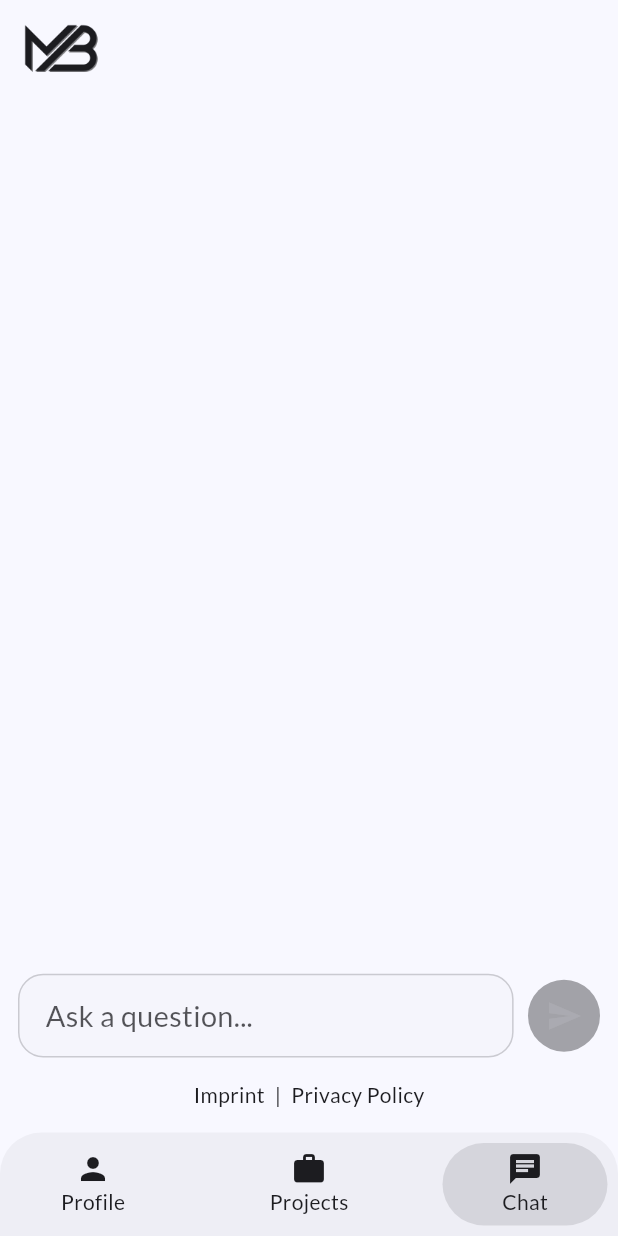
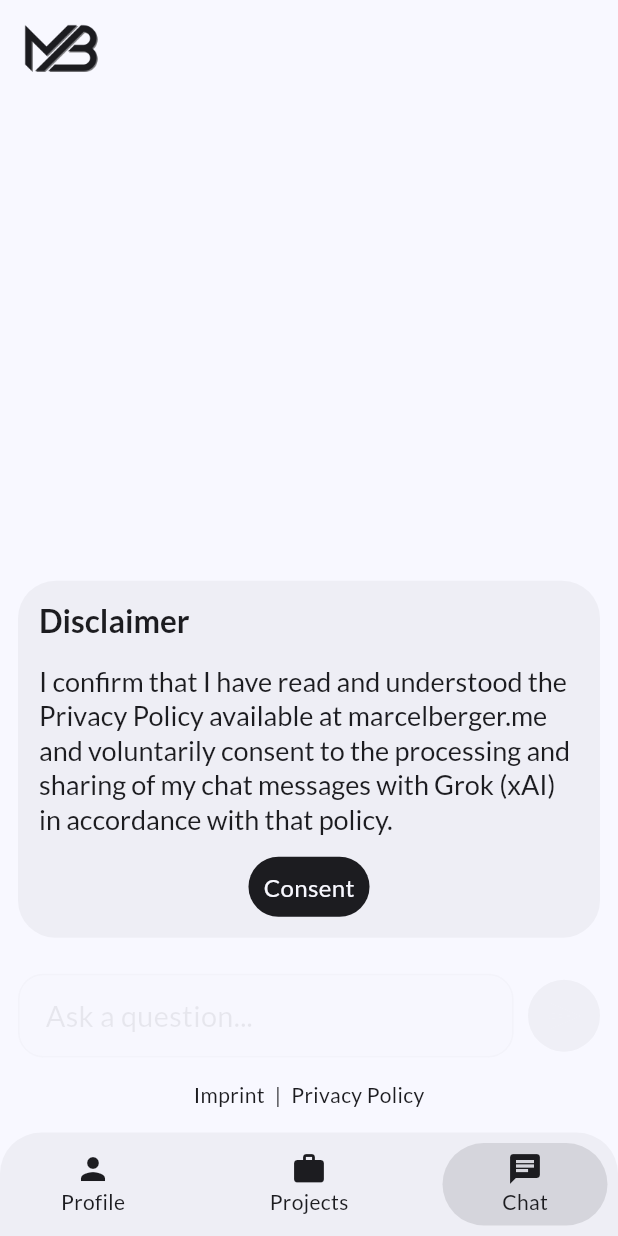
Before and after one commit to Marcel1504/homepage-ui, a Flutter app: the screen it shows after launch, item 3 of the bottom bar chosen, on a phone screen of 412 x 824 dp. Run offline on Flutter 3.47's test engine with Material 3 defaults, Android fonts, the phone set to English and light mode, and no system bars; our stand-ins replace flutter_html, flutter_i18n, go_router; generated files the repository leaves out were written again; network calls fail.

Commit message:
add chat consent

```diff
--- /dev/null
+++ b/assets/configs/environment.json
@@ -0,0 +1,4 @@
+{
+  "hpApiUrl": "https://marcelberger.me/h/api",
+  "hpChatConsent": "I confirm that I have read and understood the privacy policy available at marcelberger.me/legal/privacy-policy and consent to the processing and sharing of my personal data with Grok xAI in accordance with that policy."
+}
--- a/assets/environment.json
+++ /dev/null
@@ -1,3 +0,0 @@
-{
-  "hpApiUrl": "http://localhost:8080"
-}
--- a/assets/i18ns/de.json
+++ b/assets/i18ns/de.json
@@ -1,8 +1,13 @@
 {
   "action": {
+    "consent": "Zustimmen",
     "reset": "Zurücksetzen"
   },
   "chat": {
+    "consent": {
+      "text": "Ich bestätige, dass ich die Datenschutzerklärung von marcelberger.me gelesen und verstanden habe und freiwillig der Verarbeitung und Weitergabe meiner Chatnachrichten an Grok (xAI) gemäß dieser Richtlinie zustimme.",
+      "title": "Datenschutzhinweis"
+    },
     "question": "Stelle ein Frage..."
   },
   "content": {
--- a/assets/i18ns/en.json
+++ b/assets/i18ns/en.json
@@ -1,8 +1,13 @@
 {
   "action": {
+    "consent": "Consent",
     "reset": "Reset"
   },
   "chat": {
+    "consent": {
+      "text": "I confirm that I have read and understood the Privacy Policy available at marcelberger.me and voluntarily consent to the processing and sharing of my chat messages with Grok (xAI) in accordance with that policy.",
+      "title": "Disclaimer"
+    },
     "question": "Ask a question..."
   },
   "content": {
--- a/lib/components/chat/hp_chat_component.dart
+++ b/lib/components/chat/hp_chat_component.dart
@@ -1,6 +1,7 @@
 import 'package:flutter/material.dart';
 import 'package:homepage_ui/components/button/hp_icon_text_button_component.dart';
 import 'package:homepage_ui/components/chat/hp_chat_message_component.dart';
+import 'package:homepage_ui/components/container/hp_container_component.dart';
 import 'package:homepage_ui/configs/hp_i18n.dart';
 import 'package:homepage_ui/configs/hp_layout.dart';
 import 'package:homepage_ui/data/error/hp_error_data.dart';
@@ -11,24 +12,36 @@ import 'package:homepage_ui/services/error/hp_error_service.dart';
 class HpChatComponent extends StatelessWidget {
   final List<HpChatMessageUiModel> messages;
   final bool isLoading;
+  final bool hasConsent;
   final HpErrorData? error;
   final Function()? onReset;
+  final Function()? onConsent;
 
-  const HpChatComponent({super.key, this.messages = const [], this.isLoading = false, this.onReset, this.error});
+  const HpChatComponent({
+    super.key,
+    this.messages = const [],
+    this.isLoading = false,
+    this.onReset,
+    this.error,
+    this.onConsent,
+    this.hasConsent = false,
+  });
 
   @override
   Widget build(BuildContext context) {
     return Column(
       mainAxisAlignment: MainAxisAlignment.end,
       children: [
+        if (hasConsent)
           LayoutBuilder(
             builder: (context, constraints) {
               return ListView(
                 shrinkWrap: true,
-              children: messages.map((e) => _chatMessage(context, constraints.maxWidth, e)).toList(),
+                children: messages.map((e) => _getChatMessage(context, constraints.maxWidth, e)).toList(),
               );
             },
           ),
+        if (!hasConsent) _getConsentDisclaimer(context),
         if (isLoading) _loading(context),
         if (!isLoading && error != null) _error(context),
       ],
@@ -63,7 +76,32 @@ class HpChatComponent extends StatelessWidget {
     );
   }
 
-  Widget _chatMessage(BuildContext context, double maxWidth, HpChatMessageUiModel chatMessage) {
+  Widget _getConsentDisclaimer(BuildContext context) {
+    return Padding(
+      padding: const EdgeInsets.only(bottom: HpLayout.pageDefaultSpacing),
+      child: HpContainerComponent(
+        title: Text(HpI18n.translate(context, "chat.consent.title"), style: Theme.of(context).textTheme.titleLarge),
+        child: Column(
+          children: [
+            Padding(
+              padding: const EdgeInsets.only(bottom: HpLayout.containerDefaultSpacing),
+              child: Text(
+                HpI18n.translate(context, "chat.consent.text"),
+                style: Theme.of(context).textTheme.headlineMedium,
+              ),
+            ),
+            HpIconTextButtonComponent(
+              text: HpI18n.translate(context, "action.consent"),
+              onTap: () => onConsent?.call(),
+              type: HpButtonType.primary,
+            ),
+          ],
+        ),
+      ),
+    );
+  }
+
+  Widget _getChatMessage(BuildContext context, double maxWidth, HpChatMessageUiModel chatMessage) {
     return Padding(
       padding: const EdgeInsets.only(bottom: HpLayout.pageDefaultSpacing),
       child: HpChatMessageComponent(
--- a/lib/components/html/hp_html_component.dart
+++ b/lib/components/html/hp_html_component.dart
@@ -10,7 +10,7 @@ class HpHtmlComponent extends StatelessWidget {
   Widget build(BuildContext context) {
     TextStyle h1 = Theme.of(context).textTheme.bodyLarge!.copyWith(fontSize: 24);
     TextStyle h2 = Theme.of(context).textTheme.bodyLarge!.copyWith(fontSize: 21);
-    TextStyle p = Theme.of(context).textTheme.bodySmall!.copyWith(fontSize: 18);
+    TextStyle p = Theme.of(context).textTheme.bodyMedium!.copyWith(fontSize: 18);
     return Html(style: {"h1": _getStyle(h1, 24), "h2": _getStyle(h2, 20), "p": _getStyle(p, 10)}, data: data ?? "");
   }
 
--- a/lib/configs/hp_env.dart
+++ b/lib/configs/hp_env.dart
@@ -4,10 +4,12 @@ import 'package:flutter/services.dart';
 
 class HpEnv {
   static String? hpApiUrl;
+  static String? hpChatConsent;
 
   static Future<void> load() async {
-    final jsonString = await rootBundle.loadString("environment.json");
+    final jsonString = await rootBundle.loadString("assets/configs/environment.json");
     final json = jsonDecode(jsonString);
     hpApiUrl = json["hpApiUrl"];
+    hpChatConsent = json["hpChatConsent"];
   }
 }
--- a/lib/pages/chat/hp_chat_page.dart
+++ b/lib/pages/chat/hp_chat_page.dart
@@ -33,7 +33,7 @@ class _HpChatPageState extends State<HpChatPage> {
           int newMessageCount = provider.messages.length;
           if (newMessageCount > _currentMessageCount) {
             Future.microtask(
-              () => setState(() => _scrollController.jumpTo(_scrollController.position.maxScrollExtent)),
+                  () => setState(() => _scrollController.jumpTo(_scrollController.position.maxScrollExtent)),
             );
           }
           _currentMessageCount = newMessageCount;
@@ -55,10 +55,12 @@ class _HpChatPageState extends State<HpChatPage> {
               child: ConstrainedBox(
                 constraints: BoxConstraints(maxWidth: HpLayout.pageMaxWidth),
                 child: HpChatComponent(
+                  hasConsent: provider.hasConsent,
                   messages: provider.messages,
                   isLoading: provider.isLoading,
                   error: provider.error,
                   onReset: () => provider.clearChat(),
+                  onConsent: () => provider.consent(),
                 ),
               ),
             ),
@@ -77,10 +79,13 @@ class _HpChatPageState extends State<HpChatPage> {
       ),
       child: ConstrainedBox(
         constraints: BoxConstraints(maxWidth: HpLayout.pageMaxWidth),
-        child: HpPromptInputComponent(
-          disabled: provider.isLoading || provider.error != null,
-          onTextSent: (t) => provider.sendChatMessage(t),
-          hint: HpI18n.translate(context, "chat.question"),
+        child: Opacity(
+          opacity: provider.hasConsent ? 1 : 0.1,
+          child: HpPromptInputComponent(
+            disabled: !provider.hasConsent || provider.isLoading || provider.error != null,
+            onTextSent: (t) => provider.sendChatMessage(t),
+            hint: HpI18n.translate(context, "chat.question"),
+          ),
         ),
       ),
     );
--- a/lib/providers/chat/hp_chat_provider.dart
+++ b/lib/providers/chat/hp_chat_provider.dart
@@ -11,16 +11,22 @@ class HpChatProvider extends ChangeNotifier {
   final List<HpChatMessageUiModel> _messages = [];
   int? _chatId;
   bool _isLoading = false;
+  bool _hasConsent = false;
   HpErrorData? _error;
 
   Future<void>? sendChatMessage(String? message) {
-    if (message != null && !_isLoading) {
+    if (message != null && !_isLoading && _hasConsent) {
       _isLoading = true;
       _error = null;
       _messages.add(HpChatMessageUiModel(isUserMessage: true, type: HpChatMessageType.text, content: message));
       return Future.microtask(() async => await _postMessage(message));
     }
     return null;
+  }
+
+  void consent() {
+    _hasConsent = true;
+    Future.microtask(() => notifyListeners());
   }
 
   void clearChat() {
@@ -49,6 +55,8 @@ class HpChatProvider extends ChangeNotifier {
 
   bool get isLoading => _isLoading;
 
+  bool get hasConsent => _hasConsent;
+
   List<HpChatMessageUiModel> get messages => _messages;
 
   HpErrorData? get error => _error;
--- a/pubspec.yaml
+++ b/pubspec.yaml
@@ -50,3 +50,4 @@ flutter:
   assets:
     - assets/images/
     - assets/i18ns/
+    - assets/configs/
```
Also changed, not shown: lib/apis/chat/hp_chat_api.dart (+6 -1 lines), 8 other files. Lines whose indentation alone changed are shown as unchanged.
